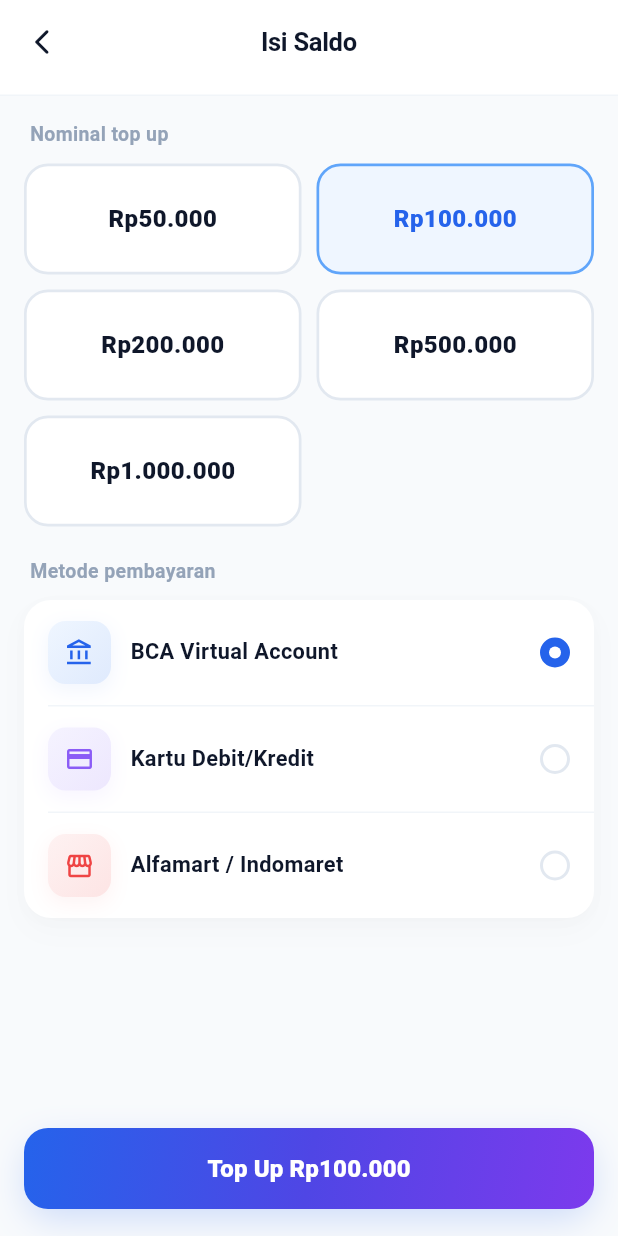
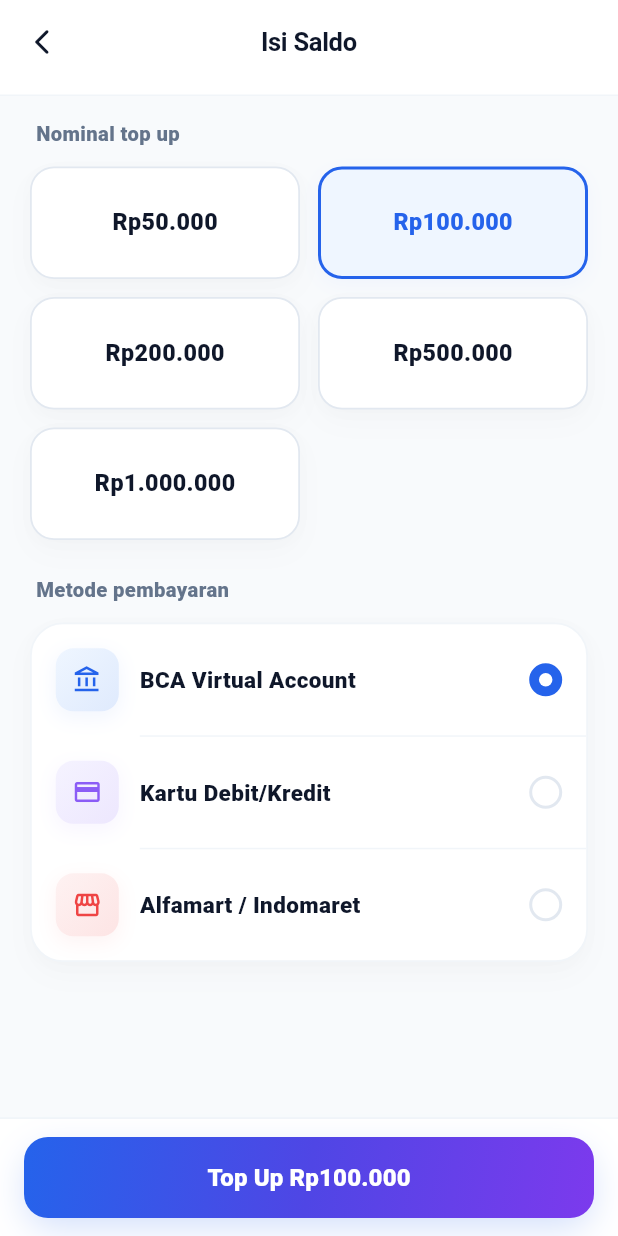
Before and after one commit to KicaiBadai/Uas_Mobile_Wallet, a Flutter app: the TopUpPage screen opened by its route, on a phone screen of 412 x 824 dp. Run offline on Flutter 3.47's test engine with Material 3 defaults, Android fonts, the phone set to English and light mode, and no system bars; our stand-ins replace dio, equatable, firebase_auth, firebase_core, flutter_bloc, flutter_secure_storage and 4 more; missing offline and left inert: mobile_scanner; accounts and stored records are empty; Roboto replaces fonts that are missing (PlusJakartaSans).

Commit message:
feat: redesign TopUpPage with glowing selected chips and outlined payment method layouts

```diff
--- a/lib/presentation/pages/topup/topup_page.dart
+++ b/lib/presentation/pages/topup/topup_page.dart
@@ -52,27 +52,27 @@ class _TopUpPageState extends State<TopUpPage> {
           children: [
             Expanded(
               child: SingleChildScrollView(
-                padding: const EdgeInsets.all(16),
+                padding: const EdgeInsets.symmetric(horizontal: 20, vertical: 16),
                 child: Column(
                   crossAxisAlignment: CrossAxisAlignment.start,
                   children: [
                     const Padding(
-                      padding: EdgeInsets.only(left: 4, bottom: 10),
+                      padding: EdgeInsets.only(left: 4, bottom: 12),
                       child: Text('Nominal top up',
                           style: TextStyle(
                             fontFamily: 'PlusJakartaSans',
-                            fontSize: 13,
-                            fontWeight: FontWeight.w700,
-                            color: AppColors.slate400,
+                            fontSize: 13.5,
+                            fontWeight: FontWeight.w800,
+                            color: AppColors.slate500,
                           )),
                     ),
                     GridView.count(
                       crossAxisCount: 2,
                       shrinkWrap: true,
                       physics: const NeverScrollableScrollPhysics(),
-                      childAspectRatio: 2.5,
-                      crossAxisSpacing: 10,
-                      mainAxisSpacing: 10,
+                      childAspectRatio: 2.4,
+                      crossAxisSpacing: 12,
+                      mainAxisSpacing: 12,
                       children: _chips.map((c) {
                         final selected = _amount == c;
                         return GestureDetector(
@@ -83,15 +83,24 @@ class _TopUpPageState extends State<TopUpPage> {
                               color: selected ? AppColors.primarySurface : Colors.white,
                               borderRadius: BorderRadius.circular(16),
                               border: Border.all(
-                                color: selected ? AppColors.primaryLight : AppColors.line,
-                                width: 1.8,
+                                color: selected ? AppColors.primary : AppColors.line,
+                                width: selected ? 2.0 : 1.2,
                               ),
+                              boxShadow: selected
+                                  ? [
+                                      BoxShadow(
+                                        color: AppColors.primary.withOpacity(0.04),
+                                        blurRadius: 10,
+                                        offset: const Offset(0, 4),
+                                      )
+                                    ]
+                                  : AppColors.shadowSoft,
                             ),
                             child: Center(
                               child: Text(CurrencyFormatter.format(c),
                                   style: TextStyle(
                                     fontFamily: 'PlusJakartaSans',
-                                    fontSize: 16,
+                                    fontSize: 15.5,
                                     fontWeight: FontWeight.w800,
                                     color: selected ? AppColors.primary : AppColors.ink,
                                   )),
@@ -100,21 +109,22 @@ class _TopUpPageState extends State<TopUpPage> {
                         );
                       }).toList(),
                     ),
-                    const SizedBox(height: 20),
+                    const SizedBox(height: 24),
                     const Padding(
-                      padding: EdgeInsets.only(left: 4, bottom: 10),
+                      padding: EdgeInsets.only(left: 4, bottom: 12),
                       child: Text('Metode pembayaran',
                           style: TextStyle(
                             fontFamily: 'PlusJakartaSans',
-                            fontSize: 13,
-                            fontWeight: FontWeight.w700,
-                            color: AppColors.slate400,
+                            fontSize: 13.5,
+                            fontWeight: FontWeight.w800,
+                            color: AppColors.slate500,
                           )),
                     ),
                     Container(
                       decoration: BoxDecoration(
                         color: Colors.white,
-                        borderRadius: BorderRadius.circular(18),
+                        borderRadius: BorderRadius.circular(22),
+                        border: Border.all(color: AppColors.line2, width: 1.2),
                         boxShadow: AppColors.shadowSoft,
                       ),
                       child: Column(
@@ -124,28 +134,28 @@ class _TopUpPageState extends State<TopUpPage> {
                           final selected = _method == m['id'];
                           return Column(
                             children: [
-                              if (i > 0) const Divider(height: 1, indent: 16, color: AppColors.line2),
+                              if (i > 0) const Divider(height: 1, indent: 72, color: AppColors.line2),
                               GestureDetector(
                                 onTap: () => setState(() => _method = m['id'] as String),
                                 child: Padding(
-                                  padding: const EdgeInsets.symmetric(horizontal: 16, vertical: 14),
+                                  padding: const EdgeInsets.symmetric(horizontal: 16, vertical: 16),
                                   child: Row(
                                     children: [
                                       FeatureIcon(icon: m['icon'] as IconData, tone: m['tone'] as String, size: 42, iconSize: 20),
-                                      const SizedBox(width: 13),
+                                      const SizedBox(width: 14),
                                       Expanded(
                                         child: Text(m['name'] as String,
                                             style: const TextStyle(
                                               fontFamily: 'PlusJakartaSans',
-                                              fontSize: 14.5,
-                                              fontWeight: FontWeight.w700,
+                                              fontSize: 15.0,
+                                              fontWeight: FontWeight.w800,
                                               color: AppColors.ink,
                                             )),
                                       ),
                                       AnimatedContainer(
                                         duration: const Duration(milliseconds: 150),
-                                        width: 20,
-                                        height: 20,
+                                        width: 22,
+                                        height: 22,
                                         decoration: BoxDecoration(
                                           shape: BoxShape.circle,
                                           color: selected ? AppColors.primary : Colors.white,
@@ -157,8 +167,8 @@ class _TopUpPageState extends State<TopUpPage> {
                                         child: selected
                                             ? Center(
                                                 child: Container(
-                                                  width: 8,
-                                                  height: 8,
+                                                  width: 9,
+                                                  height: 9,
                                                   decoration: const BoxDecoration(
                                                     shape: BoxShape.circle,
                                                     color: Colors.white,
@@ -181,8 +191,11 @@ class _TopUpPageState extends State<TopUpPage> {
               ),
             ),
             Container(
-              color: AppColors.bg,
-              padding: const EdgeInsets.fromLTRB(16, 12, 16, 18),
+              decoration: const BoxDecoration(
+                color: Colors.white,
+                border: Border(top: BorderSide(color: AppColors.line2, width: 1.2)),
+              ),
+              padding: EdgeInsets.fromLTRB(16, 12, 16, 12 + MediaQuery.of(context).padding.bottom),
               child: BlocBuilder<PaymentBloc, PaymentState>(
                 builder: (context, state) => AppButton(
                   label: 'Top Up ${CurrencyFormatter.format(_amount)}',
```
